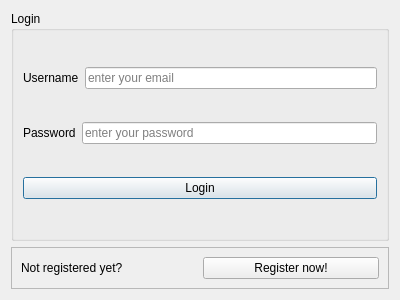
First picture: the form in client/Login.ui, repository anphetamina/CoText, before the edit.
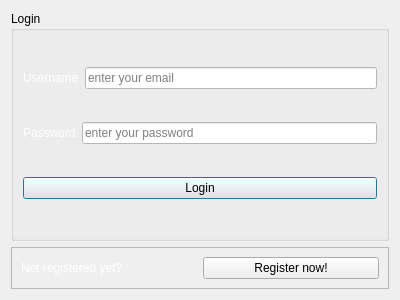
Second picture: the form after the edit.

Commit message: change background color of all QLineEdit

```diff
--- a/client/Login.ui
+++ b/client/Login.ui
@@ -13,6 +13,9 @@
   <property name="windowTitle">
    <string>Dialog</string>
   </property>
+  <property name="styleSheet">
+   <string notr="true">QLineEdit{ background-color: white;} QLabel{color: white;}</string>
+  </property>
   <layout class="QVBoxLayout" name="verticalLayout">
    <item>
     <widget class="QGroupBox" name="groupBox">
```
The commit also changes 6 other files.
